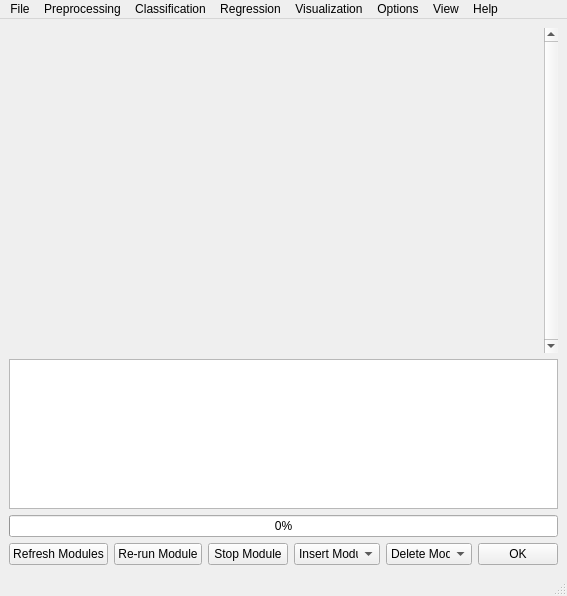
Old version of the form ui/MainWindow.ui in the repository tthatcher95/PyHAT_Point_Spectra_GUI.
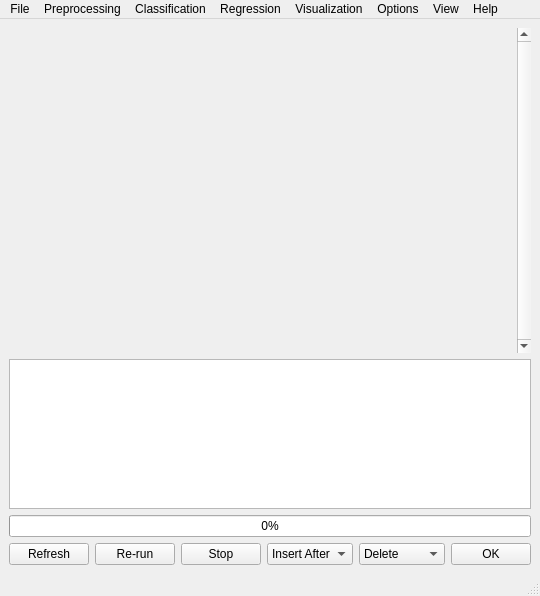
New version of the form.

Commit message: Changing MainWindow.ui button text

Diff of the .ui file:
```diff
--- a/ui/MainWindow.ui
+++ b/ui/MainWindow.ui
@@ -88,7 +88,7 @@
 &lt;/body&gt;&lt;/html&gt;</string>
         </property>
         <property name="text">
-         <string>Refresh Modules</string>
+         <string>Refresh</string>
         </property>
        </widget>
       </item>
@@ -98,7 +98,7 @@
          <string>&lt;html&gt;&lt;head/&gt;&lt;body&gt;&lt;p&gt;Re-run your last run module&lt;/p&gt;&lt;/body&gt;&lt;/html&gt;</string>
         </property>
         <property name="text">
-         <string>Re-run Module</string>
+         <string>Re-run</string>
         </property>
        </widget>
       </item>
@@ -108,7 +108,7 @@
          <string>&lt;html&gt;&lt;head/&gt;&lt;body&gt;&lt;p&gt;Completely stop the currently running module&lt;/p&gt;&lt;/body&gt;&lt;/html&gt;</string>
         </property>
         <property name="text">
-         <string>Stop Module</string>
+         <string>Stop</string>
         </property>
        </widget>
       </item>
@@ -122,7 +122,7 @@
         </property>
         <item>
          <property name="text">
-          <string>Insert Module</string>
+          <string>Insert After</string>
          </property>
         </item>
        </widget>
@@ -137,7 +137,7 @@
         </property>
         <item>
          <property name="text">
-          <string>Delete Module</string>
+          <string>Delete</string>
          </property>
         </item>
        </widget>
```
